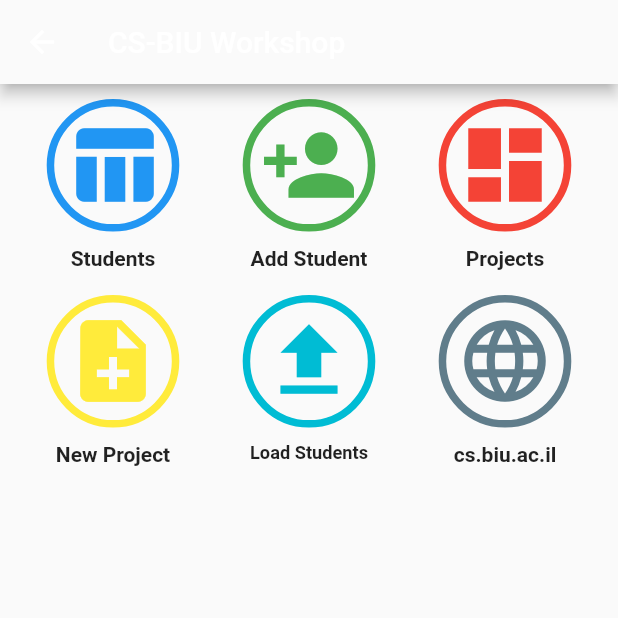
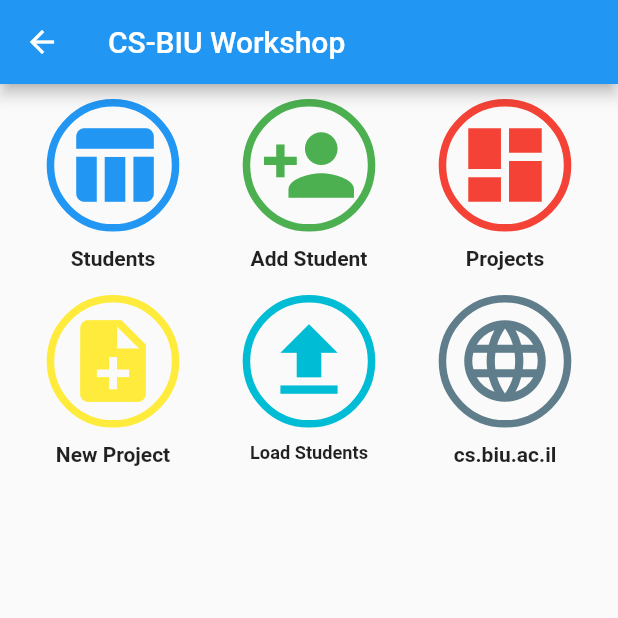
Before and after one commit to evyatar18/CSBIU-Project-Workshop, a Flutter app: the MainMenu screen opened directly, on a phone screen of 412 x 824 dp, the top half of it. Run offline on Flutter 3.47's test engine with Material 2 defaults, Android fonts, the phone set to English and light mode, and no system bars; our stand-ins replace bubble_bottom_bar, cloud_firestore, csv, file_picker, firebase_auth, firebase_core and 10 more; missing offline and left inert: directory_picker, flamingo, flutter_email_sender, html_editor, json_table, mutex; accounts and stored records are empty; statements that could not run were skipped.

Commit message:
fixed ui

```diff
--- a/workshop_digitalization/lib/menu/ui/main_menu.dart
+++ b/workshop_digitalization/lib/menu/ui/main_menu.dart
@@ -55,7 +55,6 @@ class MainMenu extends StatelessWidget {
   Widget build(BuildContext context) {
     return Scaffold(
       appBar: AppBar(
-        backgroundColor: Theme.of(context).canvasColor,
         title: Text("CS-BIU Workshop"),
       ),
       body: Padding(
--- a/workshop_digitalization/lib/student_project/project/ui/project_filterable_table.dart
+++ b/workshop_digitalization/lib/student_project/project/ui/project_filterable_table.dart
@@ -37,7 +37,12 @@ final numberOfStudents = ObjectField<Project, int>(
   getter: (obj) => obj.numberOfStudents,
 );
 
-final textFields = [subject, goal, mentorName];
+final status = ObjectField<Project, String>(
+  name: "status",
+  getter: (obj) => obj.projectStatus,
+);
+
+final textFields = [subject, goal, mentorName, status];
 
 final castedSelections = [
   createCastingFilterableField(createSelectionFilterable(numberOfStudents)),
--- a/workshop_digitalization/lib/student_project/project/ui/project_form.dart
+++ b/workshop_digitalization/lib/student_project/project/ui/project_form.dart
@@ -74,7 +74,8 @@ class ProjectForm extends StatelessWidget {
               onSaved: (goal) => project.projectGoal = goal,
             ),
             FormBuilderDateTimePicker(
-              initialDate: project.endDate ?? DateTime.now(),
+              initialEntryMode: DatePickerEntryMode.calendar,
+              initialValue: project.endDate ?? DateTime.now(),
               attribute: 'endDate',
               inputType: InputType.date,
               format: DateFormat("dd-MM-yyyy"),
```
